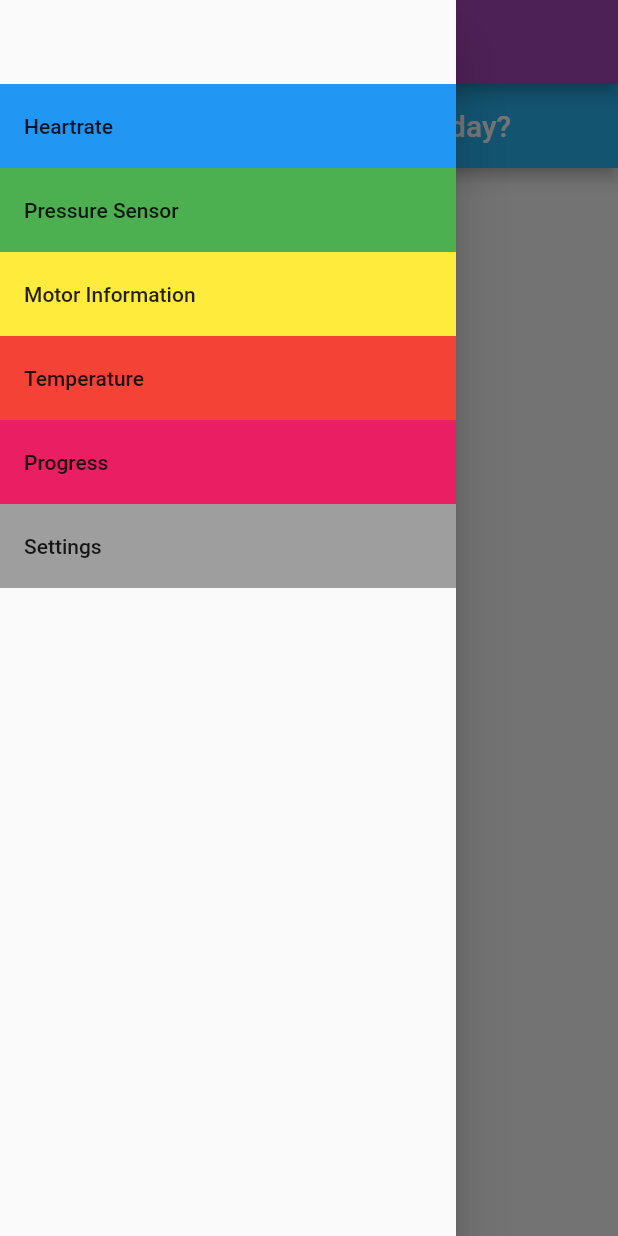
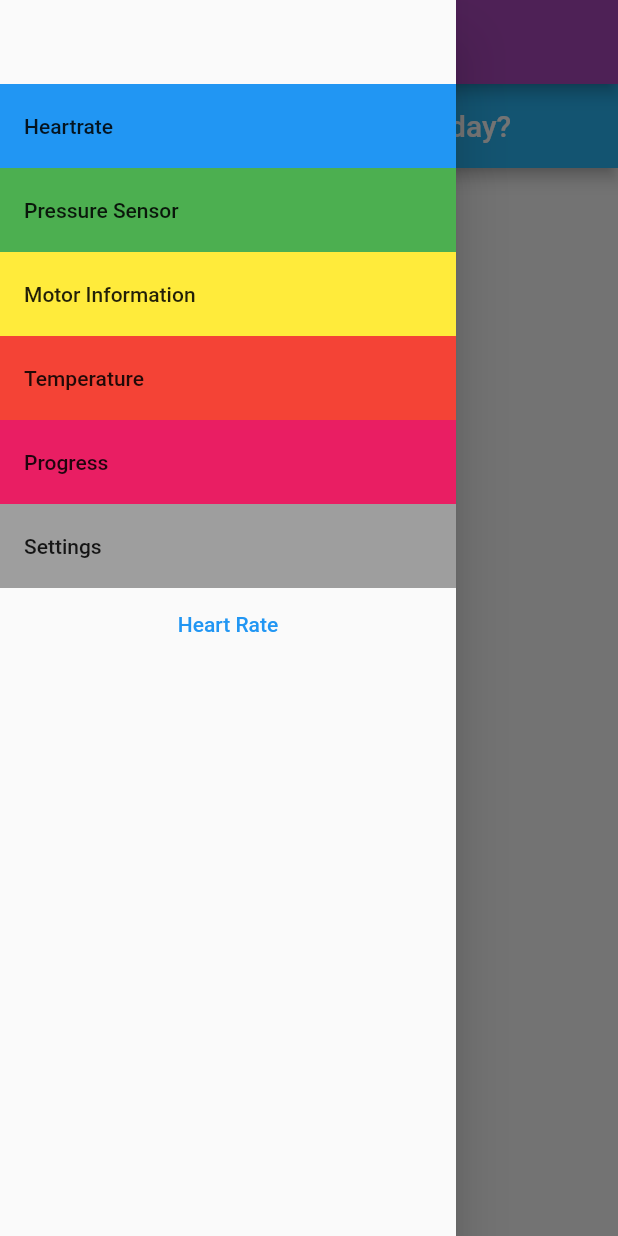
Before and after one commit to patel601/BruxAlertApp, a Flutter app: the screen it shows after launch, with the side drawer open, on a phone screen of 412 x 824 dp. Run offline on Flutter 3.47's test engine with Material 2 defaults, Android fonts, the phone set to English and light mode, and no system bars; missing offline and left inert: dart:html.

Commit message:
testing button

```diff
--- a/lib/main.dart
+++ b/lib/main.dart
@@ -1,9 +1,12 @@
 // ignore: avoid_web_libraries_in_flutter
 // import 'dart:html';
+
+import 'dart:html';
 
 import 'package:flutter/material.dart';
 import 'package:flutter/services.dart';
 import 'dart:ui';
+
 void main() => runApp(MyApp());
 
 class MyApp extends StatefulWidget {
@@ -13,34 +16,32 @@ class MyApp extends StatefulWidget {
 
 class _MyAppState extends State<MyApp> {
   Widget mainWidget = Item1();
+  //Widget hrButton = HRButton();
   @override
   Widget build(BuildContext context) {
     return MaterialApp(
       title: 'BruxAlert',
-
       home: Scaffold(
         appBar: AppBar(
           title: Text('BruxAlert'),
           backgroundColor: Colors.purple[400],
         ),
         drawer: Drawer(
+          // Menu bar
           child: ListView(
             padding: EdgeInsets.zero,
             children: <Widget>[
               ListTile(
                 title: Text(''),
-
                 onTap: () {
                   // What happens after you tap the navigation item
                   setState(() {
-
                     mainWidget = Item1();
                   });
                   Navigator.pop(context);
                 },
               ),
               ListTile(
-
                 title: Text('Heartrate'),
                 tileColor: Colors.blue,
                 onTap: () {
@@ -106,6 +107,12 @@ class _MyAppState extends State<MyApp> {
                   Navigator.pop(context);
                 },
               ),
+              TextButton(
+                onPressed: () {
+                  // Respond to button press
+                },
+                child: Text('Heart Rate'),
+              ),
             ],
           ),
         ),
@@ -116,6 +123,7 @@ class _MyAppState extends State<MyApp> {
 }
 
 class Item1 extends StatelessWidget {
+  // Item 1 is for the welcome mesaage
   @override
   Widget build(BuildContext context) {
     return Scaffold(
@@ -123,7 +131,6 @@ class Item1 extends StatelessWidget {
         title: Text('Hey, how are you doing today?'),
         backgroundColor: Colors.lightBlue[400],
         centerTitle: true,
-
       ),
     );
   }
@@ -133,7 +140,6 @@ class Item2 extends StatelessWidget {
   @override
   Widget build(BuildContext context) {
     return Scaffold(
-
       body: Text('Item 2'),
     );
   }
```
